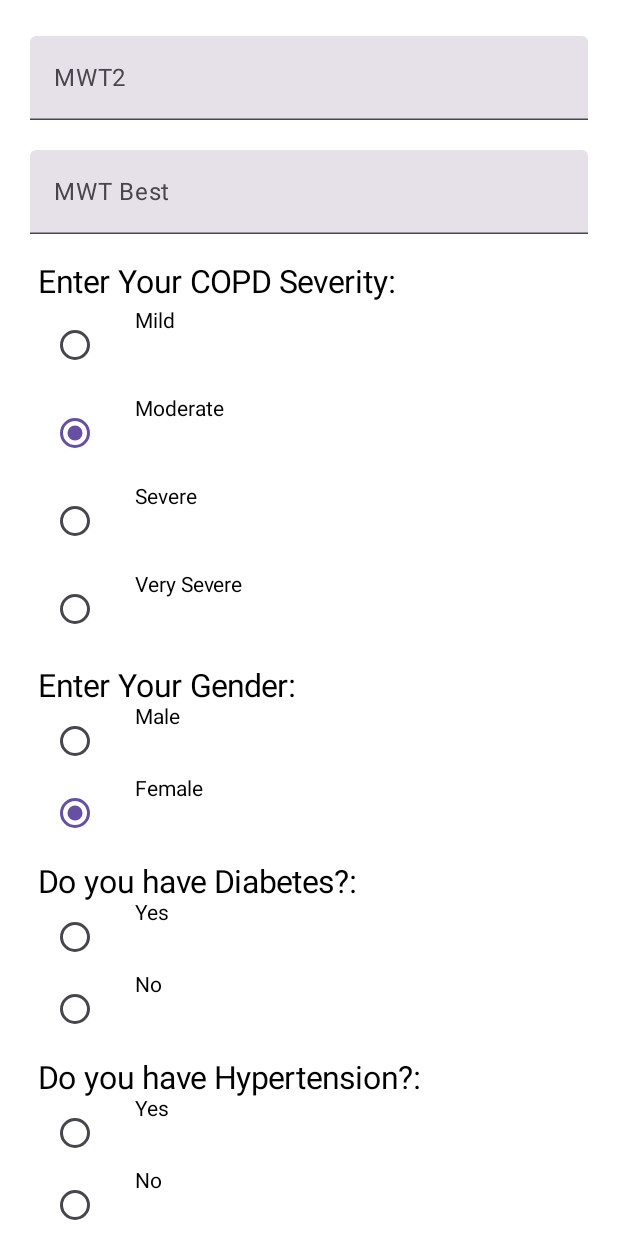
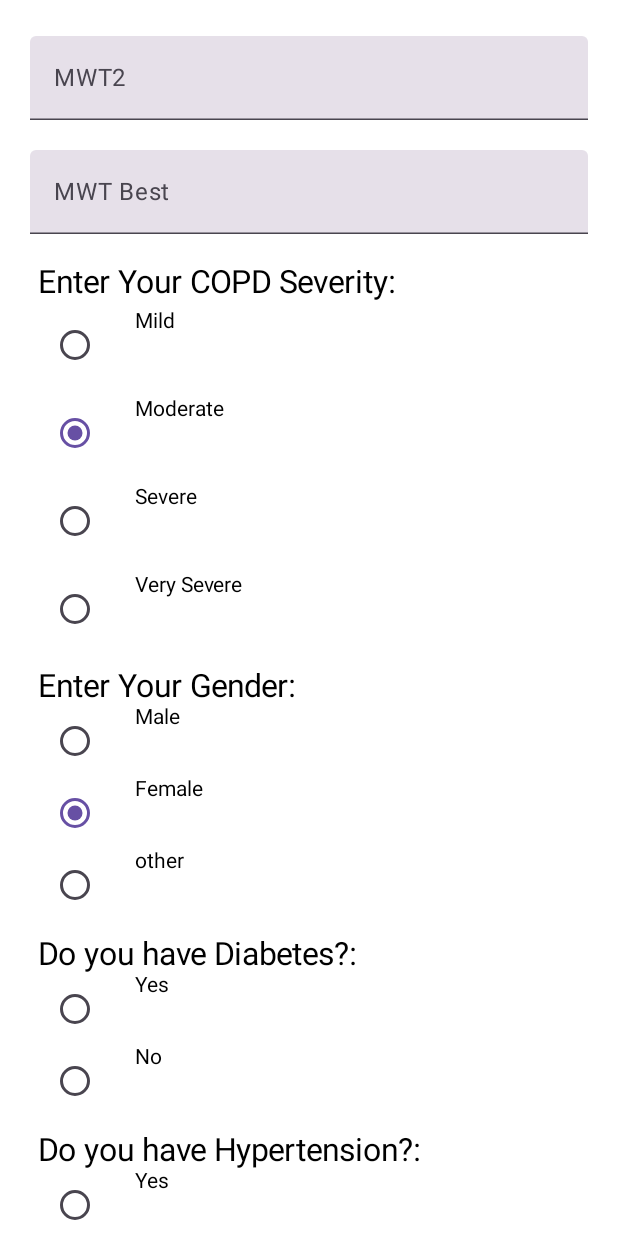
Before and after one commit to ParthJain18/Asthma-COPD-Welfare, an Android app built with Jetpack Compose: the @Preview function Preview, scrolled down 562 dp, on a phone screen of 412 x 824 dp. Run offline under Robolectric (Android 15) with nearby library versions, the phone set to English and light mode, and no system bars; libraries missing offline, so code that uses them is left out: com.parse.

Commit message:
sign up page

```diff
--- a/COPDAsthma/app/src/main/AndroidManifest.xml
+++ b/COPDAsthma/app/src/main/AndroidManifest.xml
@@ -16,7 +16,7 @@
         android:theme="@style/Theme.COPDAsthma"
         tools:targetApi="31">
         <activity
-            android:name=".App"
+            android:name=".MainActivity"
             android:exported="true"
             android:label="@string/app_name"
             android:theme="@style/Theme.COPDAsthma">
--- a/COPDAsthma/app/src/main/java/com/example/copd_asthma/MainActivity.kt
+++ b/COPDAsthma/app/src/main/java/com/example/copd_asthma/MainActivity.kt
@@ -1,6 +1,7 @@
 package com.example.copd_asthma
 
 import android.os.Bundle
+import android.util.Log
 import androidx.activity.ComponentActivity
 import androidx.activity.compose.setContent
 import androidx.compose.foundation.Image
@@ -49,6 +50,13 @@ import com.parse.ParseObject
 class MainActivity : ComponentActivity() {
     override fun onCreate(savedInstanceState: Bundle?) {
         super.onCreate(savedInstanceState)
+
+        Parse.initialize(
+            Parse.Configuration.Builder(this)
+                .applicationId(getString(R.string.back4app_app_id))
+                .clientKey(getString(R.string.back4app_client_key))
+                .server(getString(R.string.back4app_server_url))
+                .build());
 
         setContent {
             COPDAsthmaTheme {
@@ -362,7 +370,7 @@ fun SignUpScreen(modifier: Modifier = Modifier, onNavigate: () -> Unit) {
             textAlign = TextAlign.Left
         )
 
-        val gender = listOf("Male","Female")
+        val gender = listOf("Male","Female", "other")
         val (selected, onOptionSelect) = remember { mutableStateOf(gender[1] ) }
         Column {
             gender.forEach { text ->
```
Also changed, not shown: COPDAsthma/app/src/main/java/com/example/copd_asthma/App.kt (deleted, +0 -17 lines).
